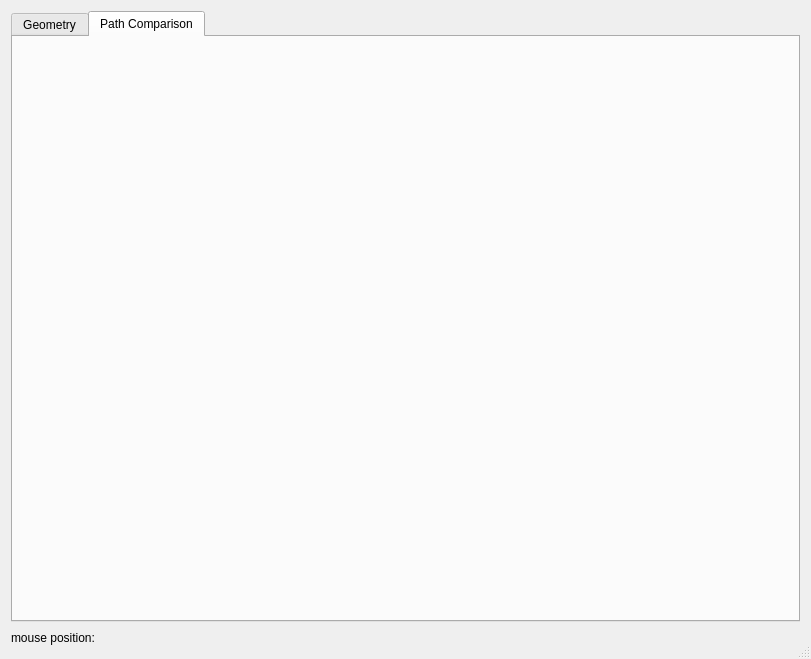
Qt form pyslvs_ui/synthesis/dimensional_synthesis/dialogs/preview.ui (KmolYuan/Pyslvs-UI) before a commit.
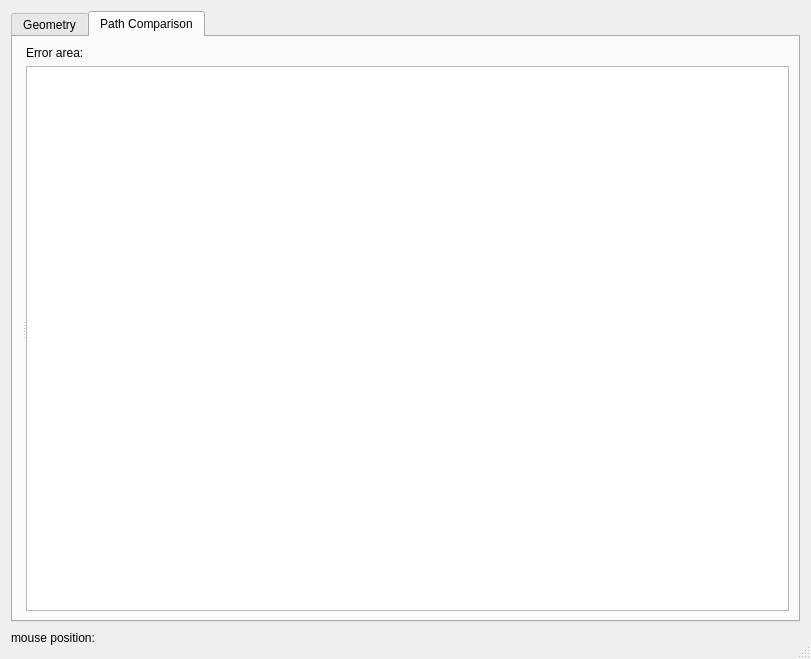
The same form after that commit. The open tabs and pages were chosen to show the change.

Commit message: Add error area list.

```diff
--- a/pyslvs_ui/synthesis/dimensional_synthesis/dialogs/preview.ui
+++ b/pyslvs_ui/synthesis/dimensional_synthesis/dialogs/preview.ui
@@ -266,6 +266,32 @@
       <attribute name="title">
        <string>Path Comparison</string>
       </attribute>
+      <layout class="QVBoxLayout" name="verticalLayout_10">
+       <item>
+        <widget class="QSplitter" name="path_cmp_splitter">
+         <property name="orientation">
+          <enum>Qt::Horizontal</enum>
+         </property>
+         <widget class="QWidget" name="verticalLayoutWidget">
+          <layout class="QVBoxLayout" name="path_cmp_layout"/>
+         </widget>
+         <widget class="QWidget" name="verticalLayoutWidget_2">
+          <layout class="QVBoxLayout" name="verticalLayout_9">
+           <item>
+            <widget class="QLabel" name="label">
+             <property name="text">
+              <string>Error area:</string>
+             </property>
+            </widget>
+           </item>
+           <item>
+            <widget class="QListWidget" name="path_cmp_areas"/>
+           </item>
+          </layout>
+         </widget>
+        </widget>
+       </item>
+      </layout>
      </widget>
     </widget>
    </item>
```
Left out of the diff: 14 changed lines with no effect on the pictures. The commit also changes 2 other files.
